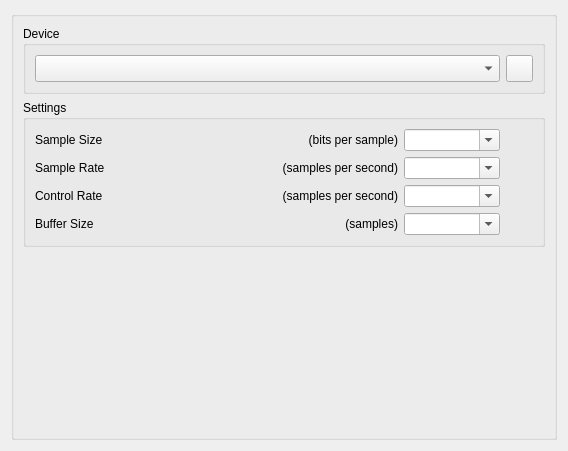
Qt form src/plugins/ac_audioengine/dialogs/ac_audioenginedialog.ui (andy-fillebrown/audiocarver) before a commit.
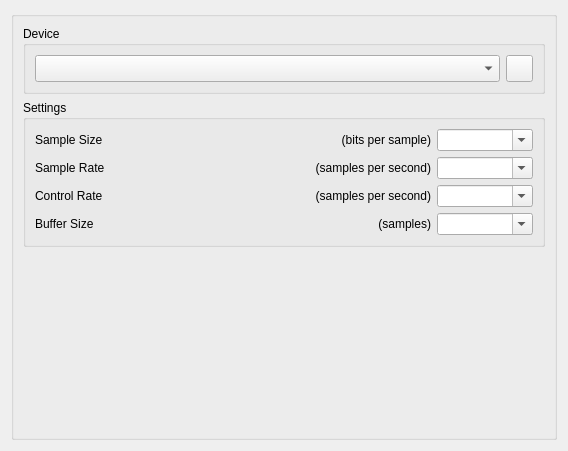
The same form after that commit. Icons and pictures are not drawn.

Commit message: cleanup audio engine dialog

```diff
--- a/src/plugins/ac_audioengine/dialogs/ac_audioenginedialog.ui
+++ b/src/plugins/ac_audioengine/dialogs/ac_audioenginedialog.ui
@@ -88,7 +88,7 @@
         </property>
         <layout class="QVBoxLayout">
          <item>
-          <layout class="QHBoxLayout" name="sampleSizeLayout" stretch="0,0,0,0,0">
+          <layout class="QHBoxLayout" name="sampleSizeLayout" stretch="0,0,0,0">
            <property name="spacing">
             <number>6</number>
            </property>
@@ -162,26 +162,10 @@
              </property>
             </widget>
            </item>
-           <item>
-            <spacer name="sampleSizeSpacer_2">
-             <property name="orientation">
-              <enum>Qt::Horizontal</enum>
-             </property>
-             <property name="sizeType">
-              <enum>QSizePolicy::Fixed</enum>
-             </property>
-             <property name="sizeHint" stdset="0">
-              <size>
-               <width>33</width>
-               <height>20</height>
-              </size>
-             </property>
-            </spacer>
-           </item>
           </layout>
          </item>
          <item>
-          <layout class="QHBoxLayout" name="sampleRateLayout" stretch="0,0,0,0,0">
+          <layout class="QHBoxLayout" name="sampleRateLayout" stretch="0,0,0,0">
            <property name="spacing">
             <number>6</number>
            </property>
@@ -255,26 +239,10 @@
              </property>
             </widget>
            </item>
-           <item>
-            <spacer name="sampleRateSpacer_2">
-             <property name="orientation">
-              <enum>Qt::Horizontal</enum>
-             </property>
-             <property name="sizeType">
-              <enum>QSizePolicy::Fixed</enum>
-             </property>
-             <property name="sizeHint" stdset="0">
-              <size>
-               <width>33</width>
-               <height>20</height>
-              </size>
-             </property>
-            </spacer>
-           </item>
           </layout>
          </item>
          <item>
-          <layout class="QHBoxLayout" name="controlRateLayout" stretch="0,0,0,0,0">
+          <layout class="QHBoxLayout" name="controlRateLayout" stretch="0,0,0,0">
            <property name="spacing">
             <number>6</number>
            </property>
@@ -348,26 +316,10 @@
              </property>
             </widget>
            </item>
-           <item>
-            <spacer name="controlRateSpacer_2">
-             <property name="orientation">
-              <enum>Qt::Horizontal</enum>
-             </property>
-             <property name="sizeType">
-              <enum>QSizePolicy::Fixed</enum>
-             </property>
-             <property name="sizeHint" stdset="0">
-              <size>
-               <width>33</width>
-               <height>20</height>
-              </size>
-             </property>
-            </spacer>
-           </item>
           </layout>
          </item>
          <item>
-          <layout class="QHBoxLayout" name="bufferSizeLayout" stretch="0,0,0,0,0">
+          <layout class="QHBoxLayout" name="bufferSizeLayout" stretch="0,0,0,0">
            <property name="spacing">
             <number>6</number>
            </property>
@@ -441,22 +393,6 @@
              </property>
             </widget>
            </item>
-           <item>
-            <spacer name="bufferSizeSpacer_2">
-             <property name="orientation">
-              <enum>Qt::Horizontal</enum>
-             </property>
-             <property name="sizeType">
-              <enum>QSizePolicy::Fixed</enum>
-             </property>
-             <property name="sizeHint" stdset="0">
-              <size>
-               <width>33</width>
-               <height>20</height>
-              </size>
-             </property>
-            </spacer>
-           </item>
           </layout>
          </item>
         </layout>
```
